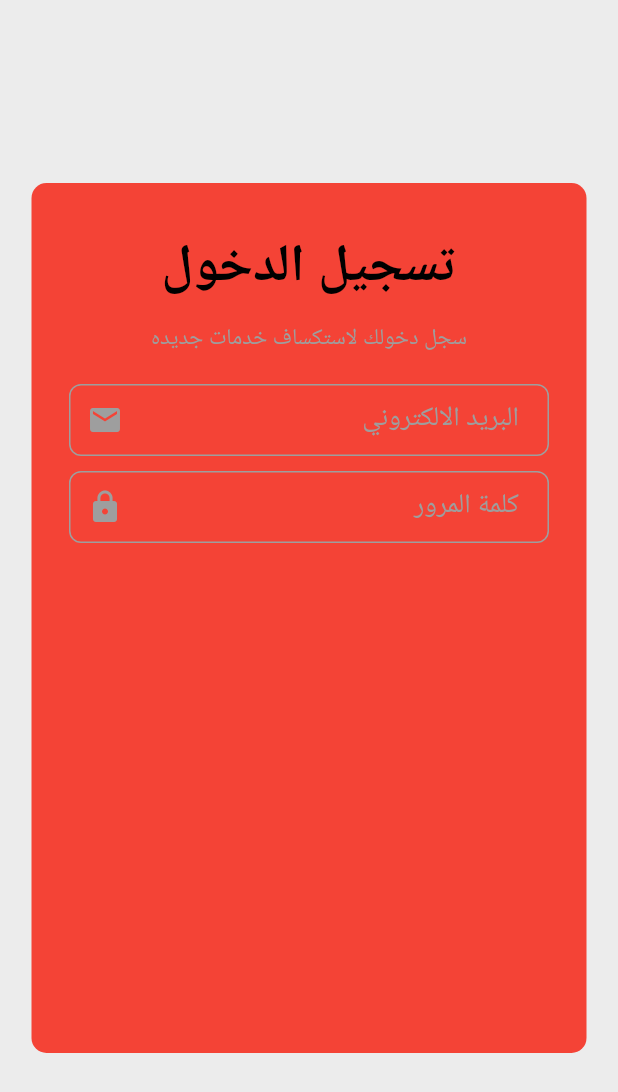
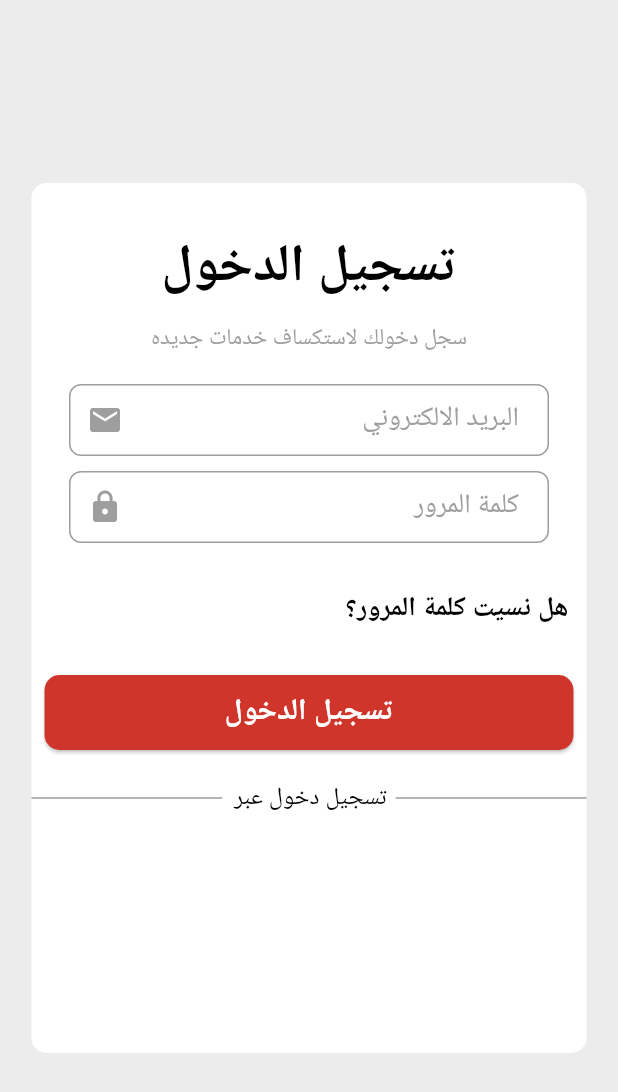
Before and after one commit to Shehab-Emad20/AL-Mahaba, a Flutter app: the screen it shows after launch, on a phone screen of 412 x 824 dp. Shown: the top 1092 px of the screen. Run offline on Flutter 3.47's test engine with Material 3 defaults, Android fonts, the phone set to English and light mode, and no system bars.

Commit message:
add create ElevateTextdButton

```diff
--- a/lib/almahaba_home.dart
+++ b/lib/almahaba_home.dart
@@ -10,7 +10,7 @@
     return Scaffold(
       backgroundColor: kScaffoldColor,
       body: SingleChildScrollView(
-        child: Container(
+        child: SizedBox(
           width: MediaQuery.of(context).size.width,
           height: MediaQuery.of(context).size.height,
           child: const Center(
--- a/lib/utils/constants.dart
+++ b/lib/utils/constants.dart
@@ -2,3 +2,4 @@
 
 const kPrimaryColor = Colors.grey;
 const kScaffoldColor = Color(0xFFececec);
+const kBlackColor = Colors.black;
--- /dev/null
+++ b/lib/widgets/elevated_button.dart
@@ -0,0 +1,57 @@
+import 'package:flutter/material.dart';
+
+class ElevateTextdButton extends StatelessWidget {
+  const ElevateTextdButton({
+    super.key,
+  });
+
+  @override
+  Widget build(BuildContext context) {
+    return Column(
+      mainAxisSize: MainAxisSize.min, // لضبط حجم العمود وفقًا لمحتوياته
+      children: [
+        ElevatedButton(
+          onPressed: () {
+            // هنا يمكنك إضافة وظيفة تسجيل الدخول
+            // مثل التحقق من صحة المدخلات والانتقال إلى الصفحة التالية
+          },
+          style: ElevatedButton.styleFrom(
+            backgroundColor: Color(0xFFd0352c), // لون الخلفية للزر
+            padding: const EdgeInsets.symmetric(
+              horizontal: 120, // زيادة عرض المساحة حول النص
+              vertical: 10, // زيادة ارتفاع المساحة حول النص
+            ),
+            shape: RoundedRectangleBorder(
+              borderRadius: BorderRadius.circular(10), // زيادة انحناء الزوايا
+            ),
+          ),
+          child: const Text(
+            'تسجيل الدخول',
+            style: TextStyle(
+                fontSize: 20,
+                color: Colors.white,
+                fontWeight: FontWeight.bold), // زيادة حجم النص
+          ),
+        ),
+        const SizedBox(height: 20), // إضافة مسافة بين الزر والجملة
+        const Row(
+          mainAxisAlignment: MainAxisAlignment.center,
+          children: [
+            Expanded(
+              child: Divider(thickness: 1, color: Colors.grey), // خط أفقي
+            ),
+            SizedBox(width: 8), // إضافة مسافة بين الخط والجملة
+            Text(
+              'تسجيل دخول عبر',
+              style: TextStyle(fontSize: 16, color: Colors.black),
+            ),
+            SizedBox(width: 6), // إضافة مسافة بين الجملة والخط
+            Expanded(
+              child: Divider(thickness: 1, color: Colors.grey), // خط أفقي
+            ),
+          ],
+        ),
+      ],
+    );
+  }
+}
--- a/lib/widgets/input_field.dart
+++ b/lib/widgets/input_field.dart
@@ -14,23 +14,28 @@
   @override
   Widget build(BuildContext context) {
     return SizedBox(
-      width: 320, // عرض الحقل
+      width: 320, // Width of the input field
       child: TextField(
         textAlign: TextAlign.right,
         style: const TextStyle(fontSize: 18),
         decoration: InputDecoration(
           hintText: hintText,
-          hintStyle: const TextStyle(fontSize: 18, color: Colors.grey),
+          hintStyle: const TextStyle(
+            fontSize: 18,
+            color: kPrimaryColor, // Set the color properly here
+          ),
           prefixIcon: Icon(icon, color: kPrimaryColor),
           contentPadding: const EdgeInsets.symmetric(horizontal: 16),
           enabledBorder: OutlineInputBorder(
             borderRadius: BorderRadius.circular(8),
-            borderSide: const BorderSide(color: kPrimaryColor, width: 1),
+            borderSide: const BorderSide(
+                color: kPrimaryColor, width: 1), // No need for const here
           ),
           focusedBorder: OutlineInputBorder(
             borderRadius: BorderRadius.circular(15),
             borderSide: const BorderSide(
-                color: Colors.blue, width: 2), // لون الحدود عند التركيز
+                color: Colors.blue,
+                width: 2), // Color of the border when focused
           ),
         ),
       ),
--- a/lib/widgets/login_form.dart
+++ b/lib/widgets/login_form.dart
@@ -1,6 +1,8 @@
 import 'package:almahaba/utils/constants.dart';
+import 'package:almahaba/widgets/elevated_button.dart';
 import 'package:almahaba/widgets/header_text.dart';
 import 'package:almahaba/widgets/input_field.dart';
+import 'package:almahaba/widgets/text_widget.dart';
 import 'package:flutter/material.dart';
 
 class LoginForm extends StatelessWidget {
@@ -12,7 +14,7 @@
       height: 580,
       width: 370,
       decoration: BoxDecoration(
-        color: Colors.red,
+        color: Colors.white,
         borderRadius: BorderRadius.circular(10),
       ),
       child: const Column(
@@ -22,7 +24,7 @@
           HeaderText(
             title: 'تسجيل الدخول',
             fontSize: 35,
-            color: Colors.black,
+            color: kBlackColor,
             fontWeight: FontWeight.bold,
           ),
           SizedBox(height: 10),
@@ -41,6 +43,10 @@
             hintText: 'كلمة المرور',
             icon: Icons.lock,
           ),
+          SizedBox(height: 20),
+          TextWidget(),
+          SizedBox(height: 20), // مساحة بين الزر وحقول الإدخال
+          ElevateTextdButton(),
         ],
       ),
     );
--- /dev/null
+++ b/lib/widgets/text_widget.dart
@@ -0,0 +1,28 @@
+import 'package:almahaba/utils/constants.dart';
+import 'package:flutter/material.dart';
+
+class TextWidget extends StatelessWidget {
+  const TextWidget({
+    super.key,
+  });
+
+  @override
+  Widget build(BuildContext context) {
+    return Align(
+      alignment: Alignment.centerRight, // محاذاة الزر إلى اليمين
+      child: TextButton(
+        onPressed: () {
+          // هنا يمكن إضافة وظيفة إعادة تعيين كلمة المرور
+        },
+        child: const Text(
+          "هل نسيت كلمة المرور؟",
+          style: TextStyle(
+            color: kBlackColor,
+            fontSize: 18,
+            fontWeight: FontWeight.bold,
+          ),
+        ),
+      ),
+    );
+  }
+}
```
